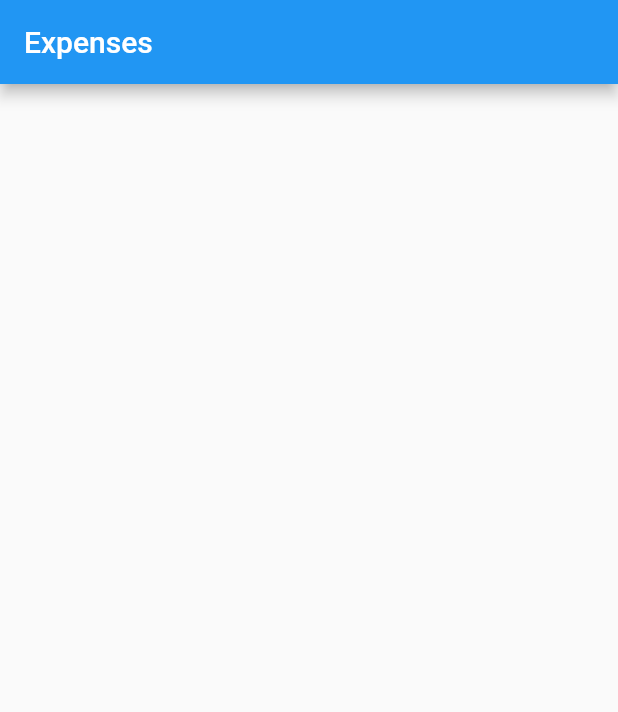
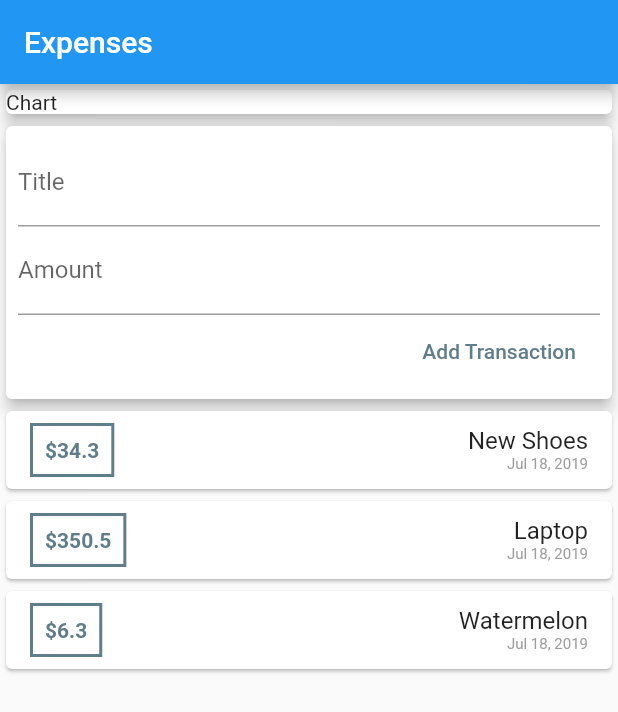
Before and after one commit to Allabergen/expenses-flutter, a Flutter app: the screen it shows after launch, on a phone screen of 412 x 824 dp. Shown: the top 712 px of the screen. Run offline on Flutter 3.47's test engine with Material 2 defaults, Android fonts, the phone set to English and light mode, and no system bars.

Commit message:
Add transaction function; Scrollable list of transcations; styling; refactoring;

```diff
--- a/lib/main.dart
+++ b/lib/main.dart
@@ -1,3 +1,4 @@
+import 'package:expenses_flutter/widgets/user_transactions.dart';
 import 'package:flutter/material.dart';
 
 void main() => runApp(MyApp());
@@ -6,6 +7,7 @@ class MyApp extends StatelessWidget {
   @override
   Widget build(BuildContext context) {
     return MaterialApp(
+      debugShowCheckedModeBanner: false,
       title: 'Expenses',
       home: MyHomePage(),
     );
@@ -19,6 +21,19 @@ class MyHomePage extends StatelessWidget {
       appBar: AppBar(
         title: Text('Expenses'),
       ),
+      body: SingleChildScrollView(
+        child: Column(
+          crossAxisAlignment: CrossAxisAlignment.stretch,
+          children: <Widget>[
+            // Chart
+            Card(
+              child: Text('Chart'),
+              elevation: 4.0,
+            ),
+            UserTransaction(),
+          ],
+        ),
+      ),
     );
   }
 }
--- /dev/null
+++ b/lib/models/transaction.dart
@@ -0,0 +1,14 @@
+import 'package:flutter/cupertino.dart';
+
+class Transaction {
+  final String id;
+  final String title;
+  final double amount;
+  final DateTime date;
+
+  Transaction(
+      {@required this.id,
+      @required this.title,
+      @required this.amount,
+      @required this.date});
+}
--- /dev/null
+++ b/lib/widgets/new_transactions.dart
@@ -0,0 +1,47 @@
+import 'package:flutter/material.dart';
+
+class NewTransaction extends StatelessWidget {
+  final Function newTx;
+  final titleController = TextEditingController();
+  final amountController = TextEditingController();
+
+  NewTransaction(this.newTx);
+
+  @override
+  Widget build(BuildContext context) {
+    return Card(
+      elevation: 4.0,
+      child: Container(
+        padding: EdgeInsets.all(8.0),
+        child: Column(
+          crossAxisAlignment: CrossAxisAlignment.end,
+          children: <Widget>[
+            // Title
+            TextField(
+              decoration: InputDecoration(
+                labelText: 'Title',
+              ),
+              controller: titleController,
+            ),
+            // Amount
+            TextField(
+              decoration: InputDecoration(
+                labelText: 'Amount',
+              ),
+              controller: amountController,
+            ),
+            // Add Transaction button
+            FlatButton(
+              child: Text('Add Transaction'),
+              textColor: Colors.blueGrey,
+              onPressed: () {
+                newTx(
+                    titleController.text, double.parse(amountController.text));
+              },
+            ),
+          ],
+        ),
+      ),
+    );
+  }
+}
--- /dev/null
+++ b/lib/widgets/transaction_list.dart
@@ -0,0 +1,51 @@
+import 'package:expenses_flutter/models/transaction.dart';
+import 'package:flutter/material.dart';
+import 'package:intl/intl.dart';
+
+class TransactionList extends StatelessWidget {
+  final List<Transaction> transactions;
+
+  TransactionList({this.transactions});
+
+  @override
+  Widget build(BuildContext context) {
+    return Column(
+      children: transactions.map((tx) {
+        return Card(
+          child: Row(
+            mainAxisAlignment: MainAxisAlignment.spaceBetween,
+            children: <Widget>[
+              Container(
+                padding: EdgeInsets.all(8.0),
+                margin: EdgeInsets.symmetric(horizontal: 16.0, vertical: 8.0),
+                decoration: BoxDecoration(
+                    border: Border.all(color: Colors.blueGrey, width: 2.0)),
+                child: Text(
+                  '\$${tx.amount}',
+                  style: TextStyle(
+                      color: Colors.blueGrey, fontWeight: FontWeight.bold),
+                ),
+              ),
+              Container(
+                margin: EdgeInsets.only(right: 16.0),
+                child: Column(
+                  crossAxisAlignment: CrossAxisAlignment.end,
+                  children: <Widget>[
+                    Text(
+                      tx.title,
+                      style: TextStyle(fontSize: 16.0, color: Colors.black87),
+                    ),
+                    Text(
+                      DateFormat('yMMMd').format(tx.date),
+                      style: TextStyle(fontSize: 10.0, color: Colors.grey),
+                    ),
+                  ],
+                ),
+              )
+            ],
+          ),
+        );
+      }).toList(),
+    );
+  }
+}
--- /dev/null
+++ b/lib/widgets/user_transactions.dart
@@ -0,0 +1,43 @@
+import 'package:expenses_flutter/models/transaction.dart';
+import 'package:expenses_flutter/widgets/new_transactions.dart';
+import 'package:expenses_flutter/widgets/transaction_list.dart';
+import 'package:flutter/material.dart';
+
+class UserTransaction extends StatefulWidget {
+  @override
+  _UserTransactionState createState() => _UserTransactionState();
+}
+
+class _UserTransactionState extends State<UserTransaction> {
+  final List<Transaction> _userTransactions = [
+    Transaction(
+        id: 't1', title: 'New Shoes', amount: 34.3, date: DateTime.now()),
+    Transaction(id: 't2', title: 'Laptop', amount: 350.5, date: DateTime.now()),
+    Transaction(
+        id: 't3', title: 'Watermelon', amount: 6.3, date: DateTime.now()),
+  ];
+
+  void _addNewTransaction(String title, double amount) {
+    final newTx = Transaction(
+        title: title,
+        amount: amount,
+        date: DateTime.now(),
+        id: DateTime.now().toString());
+
+    setState(() {
+      _userTransactions.add(newTx);
+    });
+  }
+
+  @override
+  Widget build(BuildContext context) {
+    return Column(
+      children: <Widget>[
+        // Input expenses
+        NewTransaction(_addNewTransaction),
+        // Expenses List
+        TransactionList(transactions: _userTransactions),
+      ],
+    );
+  }
+}
--- a/pubspec.yaml
+++ b/pubspec.yaml
@@ -23,6 +23,7 @@ dependencies:
   # The following adds the Cupertino Icons font to your application.
   # Use with the CupertinoIcons class for iOS style icons.
   cupertino_icons: ^0.1.2
+  intl: ^0.15.8
 
 dev_dependencies:
   flutter_test:
```
Also changed, not shown: pubspec.lock.
